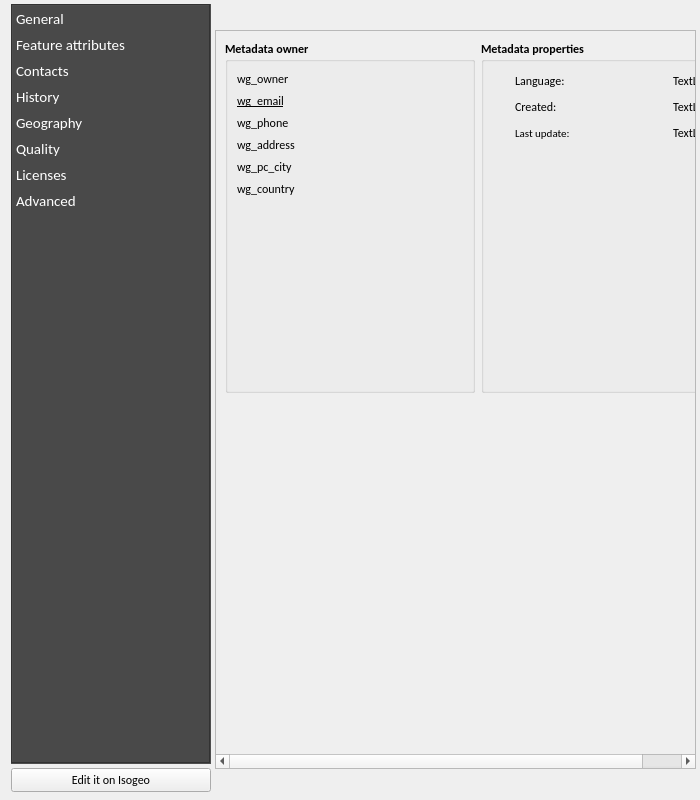
Old version of the form ui/metadata/ui_md_details.ui in the repository isogeo/isogeo-plugin-qgis.
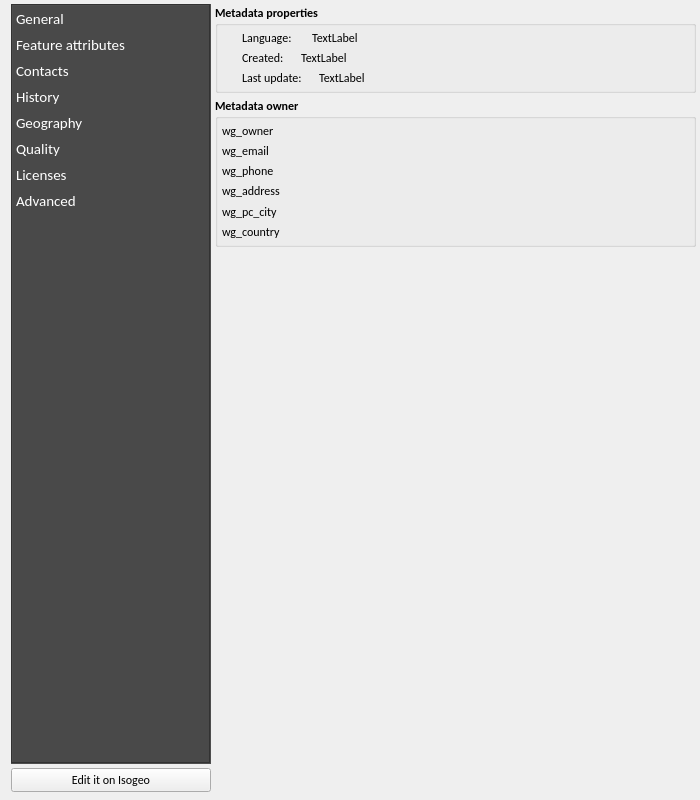
New version of the form. The open tabs and pages were chosen to show the change. Icons and pictures are not drawn. Custom widgets are drawn as their Qt base class.

Commit message: #448 fix Advanced Tab content display

Patch:
```diff
--- a/ui/metadata/ui_md_details.ui
+++ b/ui/metadata/ui_md_details.ui
@@ -3755,46 +3755,476 @@
           <number>0</number>
          </property>
          <item>
-          <widget class="QScrollArea" name="scrollArea_2">
+          <widget class="QGroupBox" name="grp_md_properties">
+           <property name="sizePolicy">
+            <sizepolicy hsizetype="Preferred" vsizetype="Minimum">
+             <horstretch>0</horstretch>
+             <verstretch>0</verstretch>
+            </sizepolicy>
+           </property>
+           <property name="minimumSize">
+            <size>
+             <width>0</width>
+             <height>0</height>
+            </size>
+           </property>
            <property name="maximumSize">
             <size>
              <width>16777215</width>
-             <height>739</height>
+             <height>16777215</height>
             </size>
            </property>
-           <property name="widgetResizable">
+           <property name="font">
+            <font>
+             <family>Calibri</family>
+             <pointsize>9</pointsize>
+             <weight>75</weight>
+             <bold>true</bold>
+            </font>
+           </property>
+           <property name="title">
+            <string>Metadata properties</string>
+           </property>
+           <property name="flat">
             <bool>true</bool>
            </property>
-           <widget class="QWidget" name="scrollAreaWidgetContents_2">
-            <property name="geometry">
-             <rect>
-              <x>0</x>
-              <y>0</y>
-              <width>529</width>
-              <height>179</height>
-             </rect>
+           <layout class="QVBoxLayout" name="verticalLayout_37">
+            <property name="spacing">
+             <number>4</number>
             </property>
+            <property name="leftMargin">
+             <number>4</number>
+            </property>
+            <property name="topMargin">
+             <number>4</number>
+            </property>
+            <property name="rightMargin">
+             <number>4</number>
+            </property>
+            <property name="bottomMargin">
+             <number>4</number>
+            </property>
+            <item>
+             <widget class="QWidget" name="horizontalWidget" native="true">
+              <layout class="QHBoxLayout" name="horizontalLayout_11">
+               <property name="spacing">
+                <number>4</number>
+               </property>
+               <property name="leftMargin">
+                <number>0</number>
+               </property>
+               <property name="topMargin">
+                <number>0</number>
+               </property>
+               <property name="rightMargin">
+                <number>0</number>
+               </property>
+               <property name="bottomMargin">
+                <number>0</number>
+               </property>
+               <item>
+                <widget class="QLabel" name="ico_md_lang">
+                 <property name="minimumSize">
+                  <size>
+                   <width>16</width>
+                   <height>16</height>
+                  </size>
+                 </property>
             <property name="maximumSize">
              <size>
+                   <width>16</width>
+                   <height>16</height>
+                  </size>
+                 </property>
+                 <property name="font">
+                  <font>
+                   <family>Calibri</family>
+                   <pointsize>9</pointsize>
+                   <weight>50</weight>
+                   <bold>false</bold>
+                  </font>
+                 </property>
+                 <property name="text">
+                  <string/>
+                 </property>
+                 <property name="pixmap">
+                  <pixmap resource="../../resources.qrc">:/plugins/Isogeo/resources/metadata/language.svg</pixmap>
+                 </property>
+                 <property name="scaledContents">
+                  <bool>true</bool>
+                 </property>
+                </widget>
+               </item>
+               <item>
+                <widget class="QLabel" name="lbl_md_lang">
+                 <property name="sizePolicy">
+                  <sizepolicy hsizetype="Minimum" vsizetype="Preferred">
+                   <horstretch>0</horstretch>
+                   <verstretch>0</verstretch>
+                  </sizepolicy>
+                 </property>
+                 <property name="minimumSize">
+                  <size>
+                   <width>0</width>
+                   <height>16</height>
+                  </size>
+                 </property>
+                 <property name="maximumSize">
+                  <size>
               <width>16777215</width>
-              <height>739</height>
-             </size>
-            </property>
-            <layout class="QGridLayout" name="gridLayout_3">
-             <item row="2" column="0" colspan="2">
-              <spacer name="md_advanced_vert_spacer">
+                   <height>16777215</height>
+                  </size>
+                 </property>
+                 <property name="font">
+                  <font>
+                   <family>Calibri</family>
+                   <pointsize>9</pointsize>
+                   <weight>50</weight>
+                   <bold>false</bold>
+                  </font>
+                 </property>
+                 <property name="text">
+                  <string>Language: </string>
+                 </property>
+                </widget>
+               </item>
+               <item>
+                <spacer name="horiz_spacer_val_md_lang">
                <property name="orientation">
-                <enum>Qt::Vertical</enum>
-               </property>
+                  <enum>Qt::Horizontal</enum>
+                 </property>
+                 <property name="sizeType">
+                  <enum>QSizePolicy::Minimum</enum>
+                 </property>
                <property name="sizeHint" stdset="0">
                 <size>
-                 <width>20</width>
-                 <height>40</height>
+                   <width>13</width>
+                   <height>0</height>
                 </size>
                </property>
               </spacer>
              </item>
-             <item row="0" column="0">
+               <item>
+                <widget class="QLabel" name="val_md_lang">
+                 <property name="minimumSize">
+                  <size>
+                   <width>0</width>
+                   <height>16</height>
+                  </size>
+                 </property>
+                 <property name="font">
+                  <font>
+                   <family>Calibri</family>
+                   <pointsize>9</pointsize>
+                   <weight>50</weight>
+                   <bold>false</bold>
+                  </font>
+                 </property>
+                 <property name="text">
+                  <string>TextLabel</string>
+                 </property>
+                </widget>
+               </item>
+               <item>
+                <spacer name="horizontalSpacer_11">
+                 <property name="orientation">
+                  <enum>Qt::Horizontal</enum>
+                 </property>
+                 <property name="sizeHint" stdset="0">
+                  <size>
+                   <width>40</width>
+                   <height>0</height>
+                  </size>
+                 </property>
+                </spacer>
+               </item>
+              </layout>
+             </widget>
+            </item>
+            <item>
+             <widget class="QWidget" name="horizontalWidget_2" native="true">
+              <layout class="QHBoxLayout" name="horizontalLayout_12">
+               <property name="spacing">
+                <number>4</number>
+               </property>
+               <property name="leftMargin">
+                <number>0</number>
+               </property>
+               <property name="topMargin">
+                <number>0</number>
+               </property>
+               <property name="rightMargin">
+                <number>0</number>
+               </property>
+               <property name="bottomMargin">
+                <number>0</number>
+               </property>
+               <item>
+                <widget class="QLabel" name="ico_md_date_crea">
+                 <property name="minimumSize">
+                  <size>
+                   <width>16</width>
+                   <height>16</height>
+                  </size>
+                 </property>
+                 <property name="maximumSize">
+                  <size>
+                   <width>16</width>
+                   <height>16</height>
+                  </size>
+                 </property>
+                 <property name="font">
+                  <font>
+                   <family>Calibri</family>
+                   <pointsize>9</pointsize>
+                   <weight>50</weight>
+                   <bold>false</bold>
+                  </font>
+                 </property>
+                 <property name="text">
+                  <string/>
+                 </property>
+                 <property name="pixmap">
+                  <pixmap resource="../../resources.qrc">:/plugins/Isogeo/resources/calendar-plus-o.svg</pixmap>
+                 </property>
+                 <property name="scaledContents">
+                  <bool>true</bool>
+                 </property>
+                </widget>
+               </item>
+               <item>
+                <widget class="QLabel" name="lbl_md_date_crea">
+                 <property name="sizePolicy">
+                  <sizepolicy hsizetype="Minimum" vsizetype="Preferred">
+                   <horstretch>0</horstretch>
+                   <verstretch>0</verstretch>
+                  </sizepolicy>
+                 </property>
+                 <property name="minimumSize">
+                  <size>
+                   <width>0</width>
+                   <height>16</height>
+                  </size>
+                 </property>
+                 <property name="maximumSize">
+                  <size>
+                   <width>16777215</width>
+                   <height>16777215</height>
+                  </size>
+                 </property>
+                 <property name="font">
+                  <font>
+                   <family>Calibri</family>
+                   <pointsize>9</pointsize>
+                   <weight>50</weight>
+                   <bold>false</bold>
+                  </font>
+                 </property>
+                 <property name="text">
+                  <string>Created:</string>
+                 </property>
+                </widget>
+               </item>
+               <item>
+                <spacer name="horizontalSpacer_12">
+                 <property name="orientation">
+                  <enum>Qt::Horizontal</enum>
+                 </property>
+                 <property name="sizeType">
+                  <enum>QSizePolicy::Minimum</enum>
+                 </property>
+                 <property name="sizeHint" stdset="0">
+                  <size>
+                   <width>13</width>
+                   <height>0</height>
+                  </size>
+                 </property>
+                </spacer>
+               </item>
+               <item>
+                <widget class="QLabel" name="val_md_date_crea">
+                 <property name="minimumSize">
+                  <size>
+                   <width>0</width>
+                   <height>16</height>
+                  </size>
+                 </property>
+                 <property name="font">
+                  <font>
+                   <family>Calibri</family>
+                   <pointsize>9</pointsize>
+                   <weight>50</weight>
+                   <bold>false</bold>
+                  </font>
+                 </property>
+                 <property name="text">
+                  <string>TextLabel</string>
+                 </property>
+                </widget>
+               </item>
+               <item>
+                <spacer name="horizontalSpacer_14">
+                 <property name="orientation">
+                  <enum>Qt::Horizontal</enum>
+                 </property>
+                 <property name="sizeHint" stdset="0">
+                  <size>
+                   <width>40</width>
+                   <height>0</height>
+                  </size>
+                 </property>
+                </spacer>
+               </item>
+              </layout>
+             </widget>
+            </item>
+            <item>
+             <widget class="QWidget" name="horizontalWidget_3" native="true">
+              <layout class="QHBoxLayout" name="horizontalLayout_13">
+               <property name="spacing">
+                <number>4</number>
+               </property>
+               <property name="leftMargin">
+                <number>0</number>
+               </property>
+               <property name="topMargin">
+                <number>0</number>
+               </property>
+               <property name="rightMargin">
+                <number>0</number>
+               </property>
+               <property name="bottomMargin">
+                <number>0</number>
+               </property>
+               <item>
+                <widget class="QLabel" name="ico_md_date_update">
+                 <property name="minimumSize">
+                  <size>
+                   <width>16</width>
+                   <height>16</height>
+                  </size>
+                 </property>
+                 <property name="maximumSize">
+                  <size>
+                   <width>16</width>
+                   <height>16</height>
+                  </size>
+                 </property>
+                 <property name="font">
+                  <font>
+                   <family>Calibri</family>
+                   <pointsize>9</pointsize>
+                   <weight>50</weight>
+                   <bold>false</bold>
+                  </font>
+                 </property>
+                 <property name="text">
+                  <string/>
+                 </property>
+                 <property name="pixmap">
+                  <pixmap resource="../../resources.qrc">:/plugins/Isogeo/resources/calendar_blue.svg</pixmap>
+                 </property>
+                 <property name="scaledContents">
+                  <bool>true</bool>
+                 </property>
+                </widget>
+               </item>
+               <item>
+                <widget class="QLabel" name="lbl_md_date_update">
+                 <property name="sizePolicy">
+                  <sizepolicy hsizetype="Minimum" vsizetype="Preferred">
+                   <horstretch>0</horstretch>
+                   <verstretch>0</verstretch>
+                  </sizepolicy>
+                 </property>
+                 <property name="minimumSize">
+                  <size>
+                   <width>0</width>
+                   <height>16</height>
+                  </size>
+                 </property>
+                 <property name="maximumSize">
+                  <size>
+                   <width>16777215</width>
+                   <height>16777215</height>
+                  </size>
+                 </property>
+                 <property name="font">
+                  <font>
+                   <family>Calibri</family>
+                   <pointsize>9</pointsize>
+                   <weight>50</weight>
+                   <bold>false</bold>
+                  </font>
+                 </property>
+                 <property name="text">
+                  <string>Last update:</string>
+                 </property>
+                 <property name="scaledContents">
+                  <bool>true</bool>
+                 </property>
+                 <property name="wordWrap">
+                  <bool>false</bool>
+                 </property>
+                </widget>
+               </item>
+               <item>
+                <spacer name="horizontalSpacer_13">
+                 <property name="orientation">
+                  <enum>Qt::Horizontal</enum>
+                 </property>
+                 <property name="sizeType">
+                  <enum>QSizePolicy::Minimum</enum>
+                 </property>
+                 <property name="sizeHint" stdset="0">
+                  <size>
+                   <width>13</width>
+                   <height>0</height>
+                  </size>
+                 </property>
+                </spacer>
+               </item>
+               <item>
+                <widget class="QLabel" name="val_md_date_update">
+                 <property name="minimumSize">
+                  <size>
+                   <width>0</width>
+                   <height>16</height>
+                  </size>
+                 </property>
+                 <property name="font">
+                  <font>
+                   <family>Calibri</family>
+                   <pointsize>9</pointsize>
+                   <weight>50</weight>
+                   <bold>false</bold>
+                  </font>
+                 </property>
+                 <property name="text">
+                  <string>TextLabel</string>
+                 </property>
+                </widget>
+               </item>
+               <item>
+                <spacer name="horizontalSpacer_15">
+                 <property name="orientation">
+                  <enum>Qt::Horizontal</enum>
+                 </property>
+                 <property name="sizeHint" stdset="0">
+                  <size>
+                   <width>40</width>
+                   <height>0</height>
+                  </size>
+                 </property>
+                </spacer>
+               </item>
+              </layout>
+             </widget>
+            </item>
+           </layout>
+          </widget>
+         </item>
+         <item>
               <widget class="QGroupBox" name="grp_md_owner">
                <property name="minimumSize">
                 <size>
@@ -3825,49 +4255,34 @@
                <property name="flat">
                 <bool>true</bool>
                </property>
-               <layout class="QGridLayout" name="gridLayout_8">
-                <item row="4" column="0">
-                 <widget class="QLabel" name="val_owner_city">
-                  <property name="minimumSize">
-                   <size>
-                    <width>225</width>
-                    <height>0</height>
-                   </size>
-                  </property>
-                  <property name="maximumSize">
-                   <size>
-                    <width>50</width>
-                    <height>16777215</height>
-                   </size>
-                  </property>
-                  <property name="font">
-                   <font>
-                    <family>Calibri</family>
-                    <pointsize>9</pointsize>
-                    <weight>50</weight>
-                    <bold>false</bold>
-                   </font>
-                  </property>
-                  <property name="text">
-                   <string>wg_pc_city</string>
-                  </property>
-                  <property name="buddy">
-                   <cstring>grp_format</cstring>
-                  </property>
-                 </widget>
-                </item>
-                <item row="0" column="0">
+           <layout class="QVBoxLayout" name="verticalLayout_36">
+            <property name="spacing">
+             <number>4</number>
+            </property>
+            <property name="leftMargin">
+             <number>4</number>
+            </property>
+            <property name="topMargin">
+             <number>4</number>
+            </property>
+            <property name="rightMargin">
+             <number>4</number>
+            </property>
+            <property name="bottomMargin">
+             <number>4</number>
+            </property>
+            <item>
                  <widget class="QLabel" name="val_owner_name">
                   <property name="minimumSize">
                    <size>
-                    <width>225</width>
+                <width>0</width>
                     <height>16</height>
                    </size>
                   </property>
                   <property name="maximumSize">
                    <size>
-                    <width>50</width>
-                    <height>16</height>
+                <width>16777215</width>
+                <height>16777215</height>
                    </size>
                   </property>
                   <property name="font">
@@ -3884,46 +4299,22 @@
                   <property name="scaledContents">
                    <bool>true</bool>
                   </property>
-                 </widget>
-                </item>
-                <item row="5" column="0">
-                 <widget class="QLabel" name="val_owner_country">
-                  <property name="minimumSize">
-                   <size>
-                    <width>225</width>
-                    <height>0</height>
-                   </size>
-                  </property>
-                  <property name="maximumSize">
-                   <size>
-                    <width>50</width>
-                    <height>16777215</height>
-                   </size>
-                  </property>
-                  <property name="font">
-                   <font>
-                    <family>Calibri</family>
-                    <pointsize>9</pointsize>
-                    <weight>50</weight>
-                    <bold>false</bold>
-                   </font>
-                  </property>
-                  <property name="text">
-                   <string>wg_country</string>
-                  </property>
-                 </widget>
-                </item>
-                <item row="1" column="0">
+              <property name="textInteractionFlags">
+               <set>Qt::LinksAccessibleByMouse|Qt::TextSelectableByMouse</set>
+              </property>
+             </widget>
+            </item>
+            <item>
                  <widget class="QLabel" name="val_owner_email">
                   <property name="minimumSize">
                    <size>
-                    <width>225</width>
-                    <height>0</height>
+                <width>0</width>
+                <height>16</height>
                    </size>
                   </property>
                   <property name="maximumSize">
                    <size>
-                    <width>50</width>
+                <width>16777215</width>
                     <height>16777215</height>
                    </size>
                   </property>
@@ -3933,9 +4324,12 @@
                     <pointsize>9</pointsize>
                     <weight>50</weight>
                     <bold>false</bold>
-                    <underline>true</underline>
-                   </font>
-                  </property>
+                <underline>false</underline>
+               </font>
+              </property>
+              <property name="cursor">
+               <cursorShape>IBeamCursor</cursorShape>
+              </property>
                   <property name="autoFillBackground">
                    <bool>false</bool>
                   </property>
@@ -3945,19 +4339,22 @@
                   <property name="openExternalLinks">
                    <bool>true</bool>
                   </property>
-                 </widget>
-                </item>
-                <item row="2" column="0">
+              <property name="textInteractionFlags">
+               <set>Qt::LinksAccessibleByMouse|Qt::TextSelectableByMouse</set>
+              </property>
+             </widget>
+            </item>
+            <item>
                  <widget class="QLabel" name="val_owner_phone">
                   <property name="minimumSize">
                    <size>
-                    <width>225</width>
-                    <height>0</height>
+                <width>0</width>
+                <height>16</height>
                    </size>
                   </property>
                   <property name="maximumSize">
                    <size>
-                    <width>50</width>
+                <width>16777215</width>
                     <height>16777215</height>
                    </size>
                   </property>
@@ -3972,19 +4369,22 @@
                   <property name="text">
                    <string>wg_phone</string>
                   </property>
-                 </widget>
-                </item>
-                <item row="3" column="0">
+              <property name="textInteractionFlags">
+               <set>Qt::LinksAccessibleByMouse|Qt::TextSelectableByMouse</set>
+              </property>
+             </widget>
+            </item>
+            <item>
                  <widget class="QLabel" name="val_owner_address">
                   <property name="minimumSize">
                    <size>
-                    <width>225</width>
-                    <height>0</height>
+                <width>0</width>
+                <height>16</height>
                    </size>
                   </property>
                   <property name="maximumSize">
                    <size>
-                    <width>50</width>
+                <width>16777215</width>
                     <height>16777215</height>
                    </size>
                   </property>
@@ -3999,64 +4399,22 @@
                   <property name="text">
                    <string>wg_address</string>
                   </property>
-                 </widget>
-                </item>
-                <item row="6" column="0">
-                 <spacer name="verticalSpacer_8">
-                  <property name="orientation">
-                   <enum>Qt::Vertical</enum>
-                  </property>
-                  <property name="sizeHint" stdset="0">
-                   <size>
-                    <width>20</width>
-                    <height>40</height>
-                   </size>
-                  </property>
-                 </spacer>
-                </item>
-               </layout>
-              </widget>
-             </item>
-             <item row="0" column="1">
-              <widget class="QGroupBox" name="grp_md_properties">
+              <property name="textInteractionFlags">
+               <set>Qt::LinksAccessibleByMouse|Qt::TextSelectableByMouse</set>
+              </property>
+             </widget>
+            </item>
+            <item>
+             <widget class="QLabel" name="val_owner_city">
                <property name="minimumSize">
                 <size>
-                 <width>250</width>
-                 <height>150</height>
+                <width>0</width>
+                <height>16</height>
                 </size>
                </property>
                <property name="maximumSize">
                 <size>
                  <width>16777215</width>
-                 <height>700</height>
-                </size>
-               </property>
-               <property name="font">
-                <font>
-                 <family>Calibri</family>
-                 <pointsize>9</pointsize>
-                 <weight>75</weight>
-                 <bold>true</bold>
-                </font>
-               </property>
-               <property name="title">
-                <string>Metadata properties</string>
-               </property>
-               <property name="flat">
-                <bool>true</bool>
-               </property>
-               <layout class="QGridLayout" name="gridLayout_10">
-                <item row="1" column="1">
-                 <widget class="QLabel" name="lbl_md_date_crea">
-                  <property name="minimumSize">
-                   <size>
-                    <width>100</width>
-                    <height>0</height>
-                   </size>
-                  </property>
-                  <property name="maximumSize">
-                   <size>
-                    <width>50</width>
                     <height>16777215</height>
                    </size>
                   </property>
@@ -4069,62 +4427,28 @@
                    </font>
                   </property>
                   <property name="text">
-                   <string>Created:</string>
-                  </property>
-                 </widget>
-                </item>
-                <item row="0" column="1">
-                 <widget class="QLabel" name="lbl_md_lang">
-                  <property name="minimumSize">
-                   <size>
-                    <width>100</width>
-                    <height>0</height>
-                   </size>
-                  </property>
-                  <property name="maximumSize">
-                   <size>
-                    <width>50</width>
-                    <height>16777215</height>
-                   </size>
-                  </property>
-                  <property name="font">
-                   <font>
-                    <family>Calibri</family>
-                    <pointsize>9</pointsize>
-                    <weight>50</weight>
-                    <bold>false</bold>
-                   </font>
-                  </property>
-                  <property name="text">
-                   <string>Language: </string>
-                  </property>
-                 </widget>
-                </item>
-                <item row="1" column="2">
-                 <spacer name="horiz_spacer_val_md_date_crea">
-                  <property name="orientation">
-                   <enum>Qt::Horizontal</enum>
-                  </property>
-                  <property name="sizeHint" stdset="0">
-                   <size>
-                    <width>40</width>
-                    <height>20</height>
-                   </size>
-                  </property>
-                 </spacer>
-                </item>
-                <item row="2" column="0">
-                 <widget class="QLabel" name="ico_md_date_update">
+               <string>wg_pc_city</string>
+              </property>
+              <property name="textInteractionFlags">
+               <set>Qt::LinksAccessibleByMouse|Qt::TextSelectableByMouse</set>
+              </property>
+              <property name="buddy">
+               <cstring>grp_format</cstring>
+              </property>
+             </widget>
+            </item>
+            <item>
+             <widget class="QLabel" name="val_owner_country">
                   <property name="minimumSize">
                    <size>
-                    <width>16</width>
+                <width>0</width>
                     <height>16</height>
                    </size>
                   </property>
                   <property name="maximumSize">
                    <size>
-                    <width>16</width>
-                    <height>16</height>
+                <width>16777215</width>
+                <height>16777215</height>
                    </size>
                   </property>
                   <property name="font">
@@ -4136,195 +4460,19 @@
                    </font>
                   </property>
                   <property name="text">
-                   <string/>
-                  </property>
-                  <property name="pixmap">
-                   <pixmap resource="../../resources.qrc">:/plugins/Isogeo/resources/calendar_blue.svg</pixmap>
-                  </property>
-                  <property name="scaledContents">
-                   <bool>true</bool>
-                  </property>
-                 </widget>
-                </item>
-                <item row="1" column="0">
-                 <widget class="QLabel" name="ico_md_date_crea">
-                  <property name="minimumSize">
-                   <size>
-                    <width>16</width>
-                    <height>16</height>
-                   </size>
-                  </property>
-                  <property name="maximumSize">
-                   <size>
-                    <width>16</width>
-                    <height>16</height>
-                   </size>
-                  </property>
-                  <property name="font">
-                   <font>
-                    <family>Calibri</family>
-                    <pointsize>9</pointsize>
-                    <weight>50</weight>
-                    <bold>false</bold>
-                   </font>
-                  </property>
-                  <property name="text">
-                   <string/>
-                  </property>
-                  <property name="pixmap">
-                   <pixmap resource="../../resources.qrc">:/plugins/Isogeo/resources/calendar-plus-o.svg</pixmap>
-                  </property>
-                  <property name="scaledContents">
-                   <bool>true</bool>
-                  </property>
-                 </widget>
-                </item>
-                <item row="2" column="2">
-                 <spacer name="horiz_spacer_val_md_date_update">
+               <string>wg_country</string>
+              </property>
+              <property name="textInteractionFlags">
+               <set>Qt::LinksAccessibleByMouse|Qt::TextSelectableByMouse</set>
+              </property>
+             </widget>
+            </item>
+           </layout>
+          </widget>
+         </item>
+         <item>
+          <spacer name="verticalSpacer_7">
                   <property name="orientation">
-                   <enum>Qt::Horizontal</enum>
-                  </property>
-                  <property name="sizeHint" stdset="0">
-                   <size>
-                    <width>40</width>
-                    <height>20</height>
-                   </size>
-                  </property>
-                 </spacer>
-                </item>
-                <item row="0" column="2">
-                 <spacer name="horiz_spacer_val_md_lang">
-                  <property name="orientation">
-                   <enum>Qt::Horizontal</enum>
-                  </property>
-                  <property name="sizeHint" stdset="0">
-                   <size>
-                    <width>470</width>
-                    <height>20</height>
-                   </size>
-                  </property>
-                 </spacer>
-                </item>
-                <item row="1" column="3">
-                 <widget class="QLabel" name="val_md_date_crea">
-                  <property name="font">
-                   <font>
-                    <family>Calibri</family>
-                    <pointsize>9</pointsize>
-                    <weight>50</weight>
-                    <bold>false</bold>
-                   </font>
-                  </property>
-                  <property name="text">
-                   <string>TextLabel</string>
-                  </property>
-                 </widget>
-                </item>
-                <item row="2" column="1">
-                 <widget class="QLabel" name="lbl_md_date_update">
-                  <property name="sizePolicy">
-                   <sizepolicy hsizetype="Minimum" vsizetype="Preferred">
-                    <horstretch>0</horstretch>
-                    <verstretch>0</verstretch>
-                   </sizepolicy>
-                  </property>
-                  <property name="minimumSize">
-                   <size>
-                    <width>100</width>
-                    <height>0</height>
-                   </size>
-                  </property>
-                  <property name="maximumSize">
-                   <size>
-                    <width>50</width>
-                    <height>32</height>
-                   </size>
-                  </property>
-                  <property name="font">
-                   <font>
-                    <family>Calibri</family>
-                    <pointsize>8</pointsize>
-                    <weight>50</weight>
-                    <bold>false</bold>
-                   </font>
-                  </property>
-                  <property name="text">
-                   <string>Last update:</string>
-                  </property>
-                  <property name="scaledContents">
-                   <bool>true</bool>
-                  </property>
-                  <property name="wordWrap">
-                   <bool>false</bool>
-                  </property>
-                 </widget>
-                </item>
-                <item row="0" column="0">
-                 <widget class="QLabel" name="ico_md_lang">
-                  <property name="minimumSize">
-                   <size>
-                    <width>16</width>
-                    <height>16</height>
-                   </size>
-                  </property>
-                  <property name="maximumSize">
-                   <size>
-                    <width>16</width>
-                    <height>16</height>
-                   </size>
-                  </property>
-                  <property name="font">
-                   <font>
-                    <family>Calibri</family>
-                    <pointsize>9</pointsize>
-                    <weight>50</weight>
-                    <bold>false</bold>
-                   </font>
-                  </property>
-                  <property name="text">
-                   <string/>
-                  </property>
-                  <property name="pixmap">
-                   <pixmap resource="../../resources.qrc">:/plugins/Isogeo/resources/metadata/language.svg</pixmap>
-                  </property>
-                  <property name="scaledContents">
-                   <bool>true</bool>
-                  </property>
-                 </widget>
-                </item>
-                <item row="2" column="3">
-                 <widget class="QLabel" name="val_md_date_update">
-                  <property name="font">
-                   <font>
-                    <family>Calibri</family>
-                    <pointsize>9</pointsize>
-                    <weight>50</weight>
-                    <bold>false</bold>
-                   </font>
-                  </property>
-                  <property name="text">
-                   <string>TextLabel</string>
-                  </property>
-                 </widget>
-                </item>
-                <item row="0" column="3">
-                 <widget class="QLabel" name="val_md_lang">
-                  <property name="font">
-                   <font>
-                    <family>Calibri</family>
-                    <pointsize>9</pointsize>
-                    <weight>50</weight>
-                    <bold>false</bold>
-                   </font>
-                  </property>
-                  <property name="text">
-                   <string>TextLabel</string>
-                  </property>
-                 </widget>
-                </item>
-                <item row="3" column="2">
-                 <spacer name="vert_spacer_md_properties">
-                  <property name="orientation">
                    <enum>Qt::Vertical</enum>
                   </property>
                   <property name="sizeHint" stdset="0">
@@ -4334,13 +4482,6 @@
                    </size>
                   </property>
                  </spacer>
-                </item>
-               </layout>
-              </widget>
-             </item>
-            </layout>
-           </widget>
-          </widget>
          </item>
         </layout>
        </widget>
```
Left out of the diff: 28 changed lines with no effect on the pictures. Lines whose indentation alone changed are shown as unchanged. The commit also changes 2 other files.
